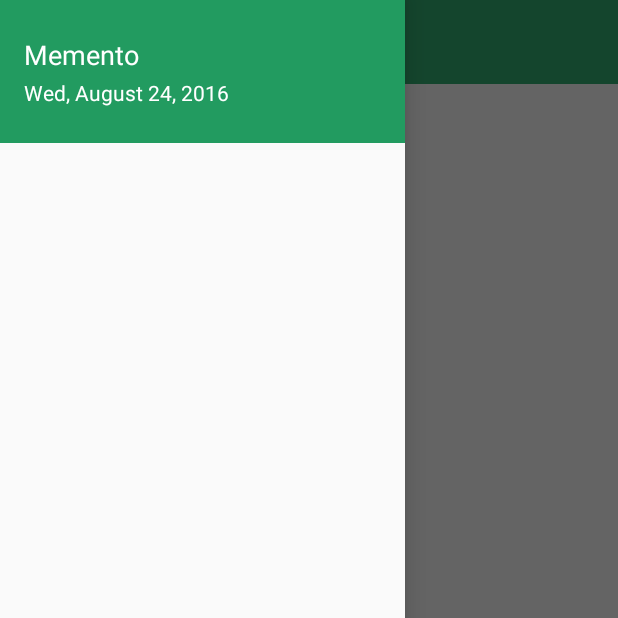
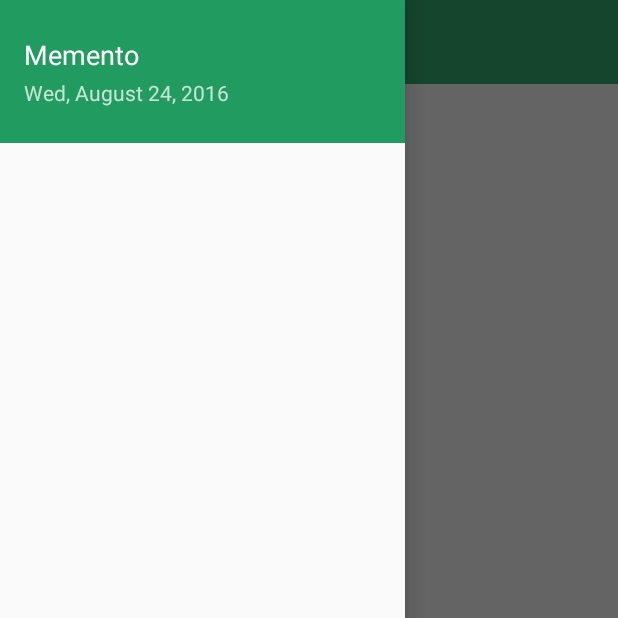
Before and after one commit to yaa110/Memento, an Android app: the screen it shows after launch (MainActivity), with the side drawer open, on a phone screen of 412 x 824 dp, the top half of it. Run offline under Robolectric (Android 15) with nearby library versions, the phone set to English and light mode, and no system bars.

Commit message:
Add layout of drawer items

```diff
--- a/app/src/main/java/github/yaa110/memento/App.java
+++ b/app/src/main/java/github/yaa110/memento/App.java
@@ -8,8 +8,6 @@ import android.content.SharedPreferences;
 
 public class App extends Application {
 	public static App instance;
-
-	public static final String DATE_FORMAT = "E, LLLL d, yyyy";
 
 	/* Preferences */
 
@@ -25,5 +23,4 @@ public class App extends Application {
 
 		instance = this;
 	}
-
 }
--- a/app/src/main/java/github/yaa110/memento/activity/MainActivity.java
+++ b/app/src/main/java/github/yaa110/memento/activity/MainActivity.java
@@ -3,12 +3,11 @@ package github.yaa110.memento.activity;
 import android.os.Bundle;
 import android.support.v7.app.AppCompatActivity;
 import android.support.v7.widget.Toolbar;
-import android.text.format.DateFormat;
 import android.widget.TextView;
 
-import github.yaa110.memento.App;
 import github.yaa110.memento.R;
 import github.yaa110.memento.fragment.MainFragment;
+import github.yaa110.memento.inner.Formatter;
 
 public class MainActivity extends AppCompatActivity {
 
@@ -21,7 +20,7 @@ public class MainActivity extends AppCompatActivity {
 		setSupportActionBar(toolbar);
 
 		// Set date in drawer
-		((TextView) findViewById(R.id.drawer_date)).setText(DateFormat.format(App.DATE_FORMAT, System.currentTimeMillis()));
+		((TextView) findViewById(R.id.drawer_date)).setText(Formatter.formatDate());
 
 		try {
 			//noinspection ConstantConditions
--- /dev/null
+++ b/app/src/main/java/github/yaa110/memento/inner/Formatter.java
@@ -0,0 +1,15 @@
+package github.yaa110.memento.inner;
+
+import android.text.format.DateFormat;
+
+public class Formatter {
+	private static final String DATE_FORMAT = "E, LLLL d, yyyy";
+
+	public static CharSequence formatDate() {
+		return formatDate(System.currentTimeMillis());
+	}
+
+	public static CharSequence formatDate(long millis) {
+		return DateFormat.format(DATE_FORMAT, millis);
+	}
+}
--- a/app/src/main/res/drawable/ic_menu_24dp.xml
+++ b/app/src/main/res/drawable/ic_menu_24dp.xml
@@ -1,7 +1,6 @@
 <vector xmlns:android="http://schemas.android.com/apk/res/android"
         android:width="24dp"
         android:height="24dp"
-        android:alpha="0.54"
         android:viewportWidth="24.0"
         android:viewportHeight="24.0">
     <path
--- a/app/src/main/res/layout/drawer.xml
+++ b/app/src/main/res/layout/drawer.xml
@@ -32,7 +32,7 @@
         android:layout_width="match_parent"
         android:layout_height="wrap_content"
         android:background="@color/main_color_dark"
-        android:textColor="@color/white"
+        android:textColor="@color/transparent_white"
         android:textSize="@dimen/small_text"
         android:gravity="center_vertical|start"
         android:paddingRight="16dp"
--- a/app/src/main/res/values/colors.xml
+++ b/app/src/main/res/values/colors.xml
@@ -4,6 +4,7 @@
     <color name="main_color_dark">#229b60</color>
 
     <color name="white">#ffffff</color>
+    <color name="transparent_white">#bbffffff</color>
     <color name="black">#000000</color>
 
     <color name="ripple_dark">#1dffffff</color>
```
Also changed, not shown: app/src/main/res/layout/drawer_item.xml (added, +35 -0 lines), app/src/main/res/layout/drawer_separator.xml (added, +12 -0 lines).
